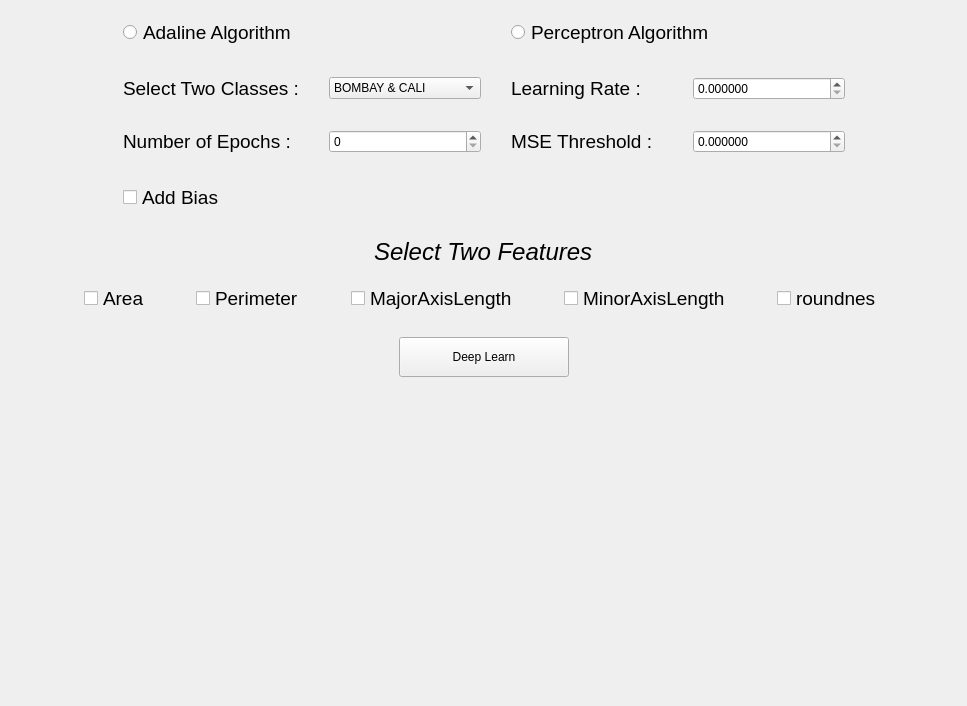
First picture: the form in Task_1/GUI/Ui_MainWindow.ui, repository Youssef-Bassiem/Fruits_Classification, before the edit.
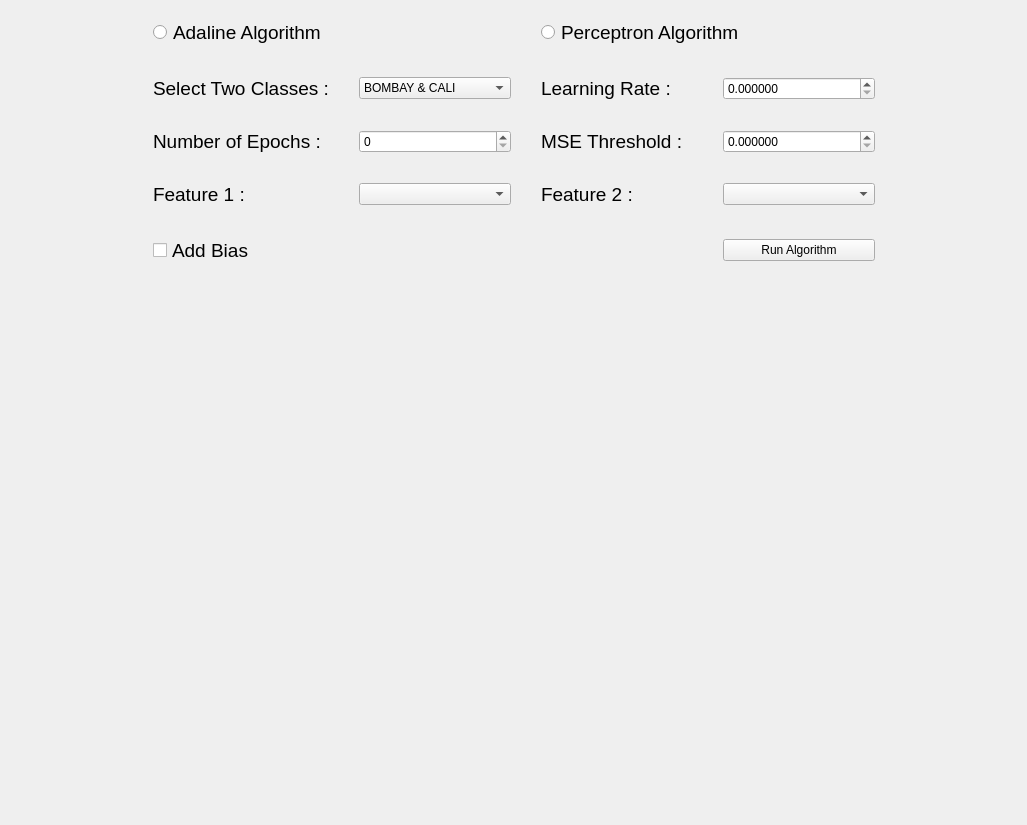
Second picture: the form after the edit.

```diff
--- a/Task_1/GUI/Ui_MainWindow.ui
+++ b/Task_1/GUI/Ui_MainWindow.ui
@@ -6,17 +6,60 @@
    <rect>
     <x>0</x>
     <y>0</y>
-    <width>967</width>
-    <height>706</height>
+    <width>1027</width>
+    <height>825</height>
    </rect>
   </property>
   <property name="windowTitle">
    <string>MainWindow</string>
   </property>
   <widget class="QWidget" name="centralwidget">
-   <layout class="QGridLayout" name="gridLayout_2" rowstretch="1,1,1,2,0">
+   <layout class="QGridLayout" name="gridLayout_2" rowstretch="1,3">
+    <item row="0" column="0">
+     <spacer name="horizontalSpacer">
+      <property name="orientation">
+       <enum>Qt::Horizontal</enum>
+      </property>
+      <property name="sizeHint" stdset="0">
+       <size>
+        <width>40</width>
+        <height>20</height>
+       </size>
+      </property>
+     </spacer>
+    </item>
+    <item row="0" column="2">
+     <spacer name="horizontalSpacer_2">
+      <property name="orientation">
+       <enum>Qt::Horizontal</enum>
+      </property>
+      <property name="sizeHint" stdset="0">
+       <size>
+        <width>40</width>
+        <height>20</height>
+       </size>
+      </property>
+     </spacer>
+    </item>
+    <item row="1" column="0" colspan="3">
+     <widget class="QWidget" name="output_widget" native="true">
+      <property name="sizePolicy">
+       <sizepolicy hsizetype="Preferred" vsizetype="Preferred">
+        <horstretch>0</horstretch>
+        <verstretch>0</verstretch>
+       </sizepolicy>
+      </property>
+      <layout class="QHBoxLayout" name="output_horizontalLayout"/>
+     </widget>
+    </item>
     <item row="0" column="1">
      <widget class="QWidget" name="control_widget" native="true">
+      <property name="sizePolicy">
+       <sizepolicy hsizetype="Preferred" vsizetype="Preferred">
+        <horstretch>0</horstretch>
+        <verstretch>0</verstretch>
+       </sizepolicy>
+      </property>
       <property name="minimumSize">
        <size>
         <width>740</width>
@@ -27,6 +70,24 @@
        <property name="spacing">
         <number>30</number>
        </property>
+       <item row="0" column="2" colspan="2">
+        <widget class="QRadioButton" name="perceptron_btn">
+         <property name="sizePolicy">
+          <sizepolicy hsizetype="Preferred" vsizetype="Fixed">
+           <horstretch>0</horstretch>
+           <verstretch>0</verstretch>
+          </sizepolicy>
+         </property>
+         <property name="font">
+          <font>
+           <pointsize>14</pointsize>
+          </font>
+         </property>
+         <property name="text">
+          <string>Perceptron Algorithm</string>
+         </property>
+        </widget>
+       </item>
        <item row="3" column="0">
         <widget class="QLabel" name="label_3">
          <property name="sizePolicy">
@@ -58,26 +119,10 @@
          </property>
         </widget>
        </item>
-       <item row="1" column="3">
-        <widget class="QDoubleSpinBox" name="learningRate_spingBox">
+       <item row="3" column="2">
+        <widget class="QLabel" name="label_4">
          <property name="sizePolicy">
-          <sizepolicy hsizetype="Preferred" vsizetype="Fixed">
-           <horstretch>0</horstretch>
-           <verstretch>0</verstretch>
-          </sizepolicy>
-         </property>
-         <property name="decimals">
-          <number>6</number>
-         </property>
-         <property name="maximum">
-          <double>100000000.000000000000000</double>
-         </property>
-        </widget>
-       </item>
-       <item row="0" column="0" colspan="2">
-        <widget class="QRadioButton" name="adaline_btn">
-         <property name="sizePolicy">
-          <sizepolicy hsizetype="Preferred" vsizetype="Fixed">
+          <sizepolicy hsizetype="Preferred" vsizetype="Preferred">
            <horstretch>0</horstretch>
            <verstretch>0</verstretch>
           </sizepolicy>
@@ -88,7 +133,7 @@
           </font>
          </property>
          <property name="text">
-          <string>Adaline Algorithm</string>
+          <string>MSE Threshold :</string>
          </property>
         </widget>
        </item>
@@ -110,6 +155,56 @@
          </property>
         </widget>
        </item>
+       <item row="5" column="0">
+        <widget class="QCheckBox" name="bias_checkBox">
+         <property name="sizePolicy">
+          <sizepolicy hsizetype="Preferred" vsizetype="Fixed">
+           <horstretch>0</horstretch>
+           <verstretch>0</verstretch>
+          </sizepolicy>
+         </property>
+         <property name="font">
+          <font>
+           <pointsize>14</pointsize>
+          </font>
+         </property>
+         <property name="text">
+          <string>Add Bias</string>
+         </property>
+        </widget>
+       </item>
+       <item row="1" column="3">
+        <widget class="QDoubleSpinBox" name="learningRate_spingBox">
+         <property name="sizePolicy">
+          <sizepolicy hsizetype="Preferred" vsizetype="Fixed">
+           <horstretch>0</horstretch>
+           <verstretch>0</verstretch>
+          </sizepolicy>
+         </property>
+         <property name="decimals">
+          <number>6</number>
+         </property>
+         <property name="maximum">
+          <double>100000000.000000000000000</double>
+         </property>
+        </widget>
+       </item>
+       <item row="3" column="3">
+        <widget class="QDoubleSpinBox" name="MSEThreshold_spinBox">
+         <property name="sizePolicy">
+          <sizepolicy hsizetype="Preferred" vsizetype="Fixed">
+           <horstretch>0</horstretch>
+           <verstretch>0</verstretch>
+          </sizepolicy>
+         </property>
+         <property name="decimals">
+          <number>6</number>
+         </property>
+         <property name="maximum">
+          <double>100000000.000000000000000</double>
+         </property>
+        </widget>
+       </item>
        <item row="1" column="2">
         <widget class="QLabel" name="label_2">
          <property name="sizePolicy">
@@ -128,8 +223,8 @@
          </property>
         </widget>
        </item>
-       <item row="0" column="2" colspan="2">
-        <widget class="QRadioButton" name="perceptron_btn">
+       <item row="0" column="0" colspan="2">
+        <widget class="QRadioButton" name="adaline_btn">
          <property name="sizePolicy">
           <sizepolicy hsizetype="Preferred" vsizetype="Fixed">
            <horstretch>0</horstretch>
@@ -142,59 +237,7 @@
           </font>
          </property>
          <property name="text">
-          <string>Perceptron Algorithm</string>
-         </property>
-        </widget>
-       </item>
-       <item row="3" column="2">
-        <widget class="QLabel" name="label_4">
-         <property name="sizePolicy">
-          <sizepolicy hsizetype="Preferred" vsizetype="Preferred">
-           <horstretch>0</horstretch>
-           <verstretch>0</verstretch>
-          </sizepolicy>
-         </property>
-         <property name="font">
-          <font>
-           <pointsize>14</pointsize>
-          </font>
-         </property>
-         <property name="text">
-          <string>MSE Threshold :</string>
-         </property>
-        </widget>
-       </item>
-       <item row="3" column="3">
-        <widget class="QDoubleSpinBox" name="MSEThreshold_spinBox">
-         <property name="sizePolicy">
-          <sizepolicy hsizetype="Preferred" vsizetype="Fixed">
-           <horstretch>0</horstretch>
-           <verstretch>0</verstretch>
-          </sizepolicy>
-         </property>
-         <property name="decimals">
-          <number>6</number>
-         </property>
-         <property name="maximum">
-          <double>100000000.000000000000000</double>
-         </property>
-        </widget>
-       </item>
-       <item row="4" column="0">
-        <widget class="QCheckBox" name="bias_checkBox">
-         <property name="sizePolicy">
-          <sizepolicy hsizetype="Preferred" vsizetype="Fixed">
-           <horstretch>0</horstretch>
-           <verstretch>0</verstretch>
-          </sizepolicy>
-         </property>
-         <property name="font">
-          <font>
-           <pointsize>14</pointsize>
-          </font>
-         </property>
-         <property name="text">
-          <string>Add Bias</string>
+          <string>Adaline Algorithm</string>
          </property>
         </widget>
        </item>
@@ -229,161 +272,46 @@
          </item>
         </widget>
        </item>
-      </layout>
-     </widget>
-    </item>
-    <item row="0" column="0">
-     <spacer name="horizontalSpacer">
-      <property name="orientation">
-       <enum>Qt::Horizontal</enum>
-      </property>
-      <property name="sizeHint" stdset="0">
-       <size>
-        <width>40</width>
-        <height>20</height>
-       </size>
-      </property>
-     </spacer>
-    </item>
-    <item row="1" column="0" colspan="3">
-     <widget class="QWidget" name="widget" native="true">
-      <property name="maximumSize">
-       <size>
-        <width>16777215</width>
-        <height>104</height>
-       </size>
-      </property>
-      <layout class="QVBoxLayout" name="verticalLayout">
-       <item alignment="Qt::AlignHCenter|Qt::AlignVCenter">
+       <item row="4" column="0">
         <widget class="QLabel" name="label_5">
-         <property name="sizePolicy">
-          <sizepolicy hsizetype="Maximum" vsizetype="Maximum">
-           <horstretch>0</horstretch>
-           <verstretch>0</verstretch>
-          </sizepolicy>
+         <property name="font">
+          <font>
+           <pointsize>14</pointsize>
+          </font>
          </property>
+         <property name="text">
+          <string>Feature 1 :</string>
+         </property>
+        </widget>
+       </item>
+       <item row="4" column="2">
+        <widget class="QLabel" name="label_6">
          <property name="font">
           <font>
-           <pointsize>18</pointsize>
-           <weight>50</weight>
-           <italic>true</italic>
-           <bold>false</bold>
+           <pointsize>14</pointsize>
           </font>
          </property>
          <property name="text">
-          <string>Select Two Features</string>
+          <string>Feature 2 :</string>
          </property>
         </widget>
        </item>
-       <item alignment="Qt::AlignHCenter|Qt::AlignVCenter">
-        <widget class="QWidget" name="widget_2" native="true">
-         <layout class="QHBoxLayout" name="horizontalLayout">
-          <property name="spacing">
-           <number>46</number>
-          </property>
-          <item>
-           <widget class="QCheckBox" name="checkBox">
-            <property name="font">
-             <font>
-              <pointsize>14</pointsize>
-             </font>
-            </property>
-            <property name="text">
-             <string>Area</string>
-            </property>
-           </widget>
-          </item>
-          <item>
-           <widget class="QCheckBox" name="checkBox_2">
-            <property name="font">
-             <font>
-              <pointsize>14</pointsize>
-             </font>
-            </property>
-            <property name="text">
-             <string>Perimeter</string>
-            </property>
-           </widget>
-          </item>
-          <item>
-           <widget class="QCheckBox" name="checkBox_3">
-            <property name="font">
-             <font>
-              <pointsize>14</pointsize>
-             </font>
-            </property>
-            <property name="text">
-             <string>MajorAxisLength</string>
-            </property>
-           </widget>
-          </item>
-          <item>
-           <widget class="QCheckBox" name="checkBox_4">
-            <property name="font">
-             <font>
-              <pointsize>14</pointsize>
-             </font>
-            </property>
-            <property name="text">
-             <string>MinorAxisLength</string>
-            </property>
-           </widget>
-          </item>
-          <item>
-           <widget class="QCheckBox" name="checkBox_5">
-            <property name="font">
-             <font>
-              <pointsize>14</pointsize>
-             </font>
-            </property>
-            <property name="text">
-             <string>roundnes</string>
-            </property>
-           </widget>
-          </item>
-         </layout>
+       <item row="4" column="1">
+        <widget class="QComboBox" name="comboBox"/>
+       </item>
+       <item row="4" column="3">
+        <widget class="QComboBox" name="comboBox_2"/>
+       </item>
+       <item row="5" column="3">
+        <widget class="QPushButton" name="learn_btn">
+         <property name="text">
+          <string>Run Algorithm</string>
+         </property>
         </widget>
        </item>
       </layout>
      </widget>
     </item>
-    <item row="3" column="0" rowspan="2" colspan="3">
-     <widget class="QWidget" name="output_widget" native="true">
-      <layout class="QHBoxLayout" name="output_horizontalLayout"/>
-     </widget>
-    </item>
-    <item row="0" column="2">
-     <spacer name="horizontalSpacer_2">
-      <property name="orientation">
-       <enum>Qt::Horizontal</enum>
-      </property>
-      <property name="sizeHint" stdset="0">
-       <size>
-        <width>40</width>
-        <height>20</height>
-       </size>
-      </property>
-     </spacer>
-    </item>
-    <item row="2" column="1" alignment="Qt::AlignHCenter">
-     <widget class="QPushButton" name="learn_btn">
-      <property name="minimumSize">
-       <size>
-        <width>170</width>
-        <height>40</height>
-       </size>
-      </property>
-      <property name="maximumSize">
-       <size>
-        <width>16777215</width>
-        <height>16777215</height>
-       </size>
-      </property>
-      <property name="text">
-       <string>Deep Learn</string>
-      </property>
-     </widget>
-    </item>
    </layout>
   </widget>
  </widget>
```
